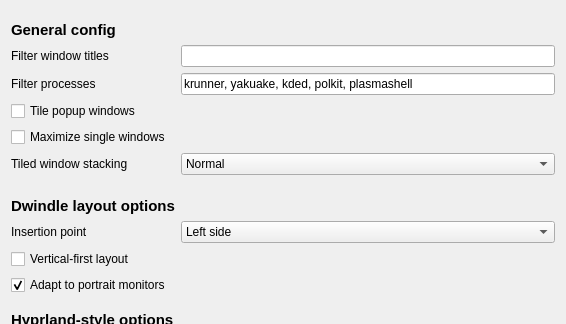
Before: the Qt Designer form res/config.ui in IamAndelib/Tessera, drawn with Qt 5; both pictures show x 0 to 566 and y 0 to 324 of the 566 by 560 pixel window.
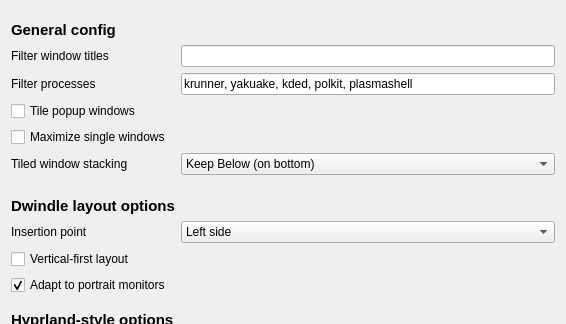
After: the same form once the commit is applied.

Commit message:
feat: keep tiled windows below floating by default
Default TiledWindowStacking to Keep Below so floating windows
always stack above tiled ones. Still configurable via the settings
dialog (Normal / Keep Above / Keep Below).

```diff
--- a/res/config.ui
+++ b/res/config.ui
@@ -127,6 +127,9 @@
        <string>Keep Below (on bottom)</string>
       </property>
      </item>
+     <property name="currentIndex">
+      <number>2</number>
+     </property>
     </widget>
    </item>
    <item row="31" column="1" rowspan="2" colspan="2">
```
Lines whose indentation alone changed are shown as unchanged. The commit also changes 2 other files.
